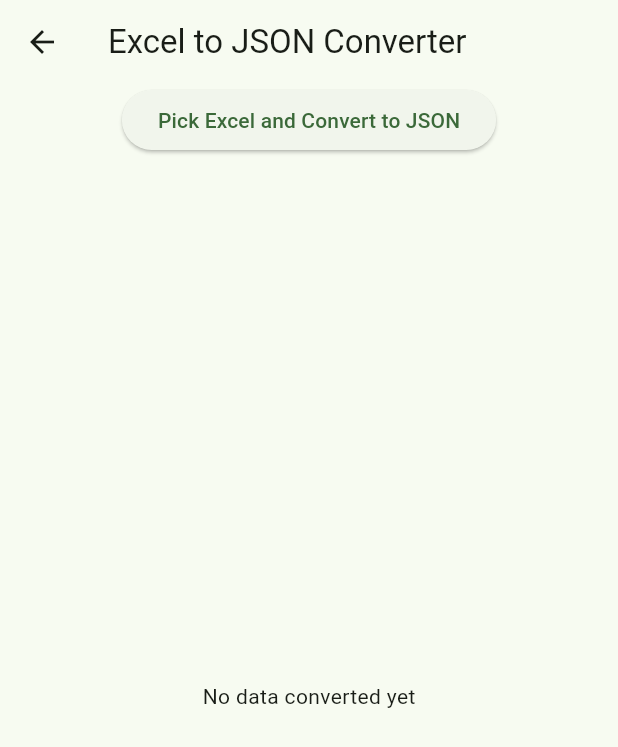
After one commit to hinasahammed/item_track, a Flutter app: the UploadExcel screen opened directly, after a tap on "Pick Excel and Convert to JSON", on a phone screen of 412 x 824 dp. The commit adds this screen. Shown: the top 747 px of the screen. Run offline on Flutter 3.47's test engine with Material 3 defaults, Android fonts, the phone set to English and light mode, and no system bars; our stand-ins replace curved_labeled_navigation_bar, file_picker, gap, hive, hive_flutter; missing offline and left inert: barcode_scan2, excel; accounts and stored records are empty.

Commit message:
added excel to json converter

```diff
--- /dev/null
+++ b/lib/view/uploadExcel/upload_excel.dart
@@ -0,0 +1,125 @@
+import 'dart:developer';
+import 'dart:io';
+import 'package:flutter/material.dart';
+import 'package:excel/excel.dart';
+import 'package:path_provider/path_provider.dart';
+import 'package:file_picker/file_picker.dart';
+import 'dart:convert';
+
+class UploadExcel extends StatefulWidget {
+  const UploadExcel({super.key});
+
+  @override
+  State<UploadExcel> createState() => _UploadExcelState();
+}
+
+class _UploadExcelState extends State<UploadExcel> {
+  List<Map<String, dynamic>> _jsonData = [];
+
+  Future<void> convertExcelToJson() async {
+    // Use FilePicker to select an Excel file
+    FilePickerResult? result = await FilePicker.platform.pickFiles(
+      type: FileType.custom,
+      allowedExtensions: ['xlsx'],
+    );
+
+    if (result != null) {
+      var file = File(result.files.single.path!);
+
+      var bytes = file.readAsBytesSync();
+      var excel = Excel.decodeBytes(bytes);
+
+      List<Map<String, dynamic>> jsonDataList = [];
+
+      var sheet = excel.tables.keys.first;
+      var rows = excel.tables[sheet]!.rows;
+
+      var headers =
+          rows[0].map((cell) => cell?.value.toString() ?? '').toList();
+
+      for (var i = 1; i < rows.length; i++) {
+        Map<String, dynamic> rowData = {};
+        bool hasNonNullData = false;
+
+        for (var j = 0; j < headers.length; j++) {
+          var cellValue = rows[i][j]?.value;
+
+          // Skip null or empty values
+          if (cellValue != null && cellValue.toString().trim().isNotEmpty) {
+            rowData[headers[j]] = _convertToEncodableValue(cellValue);
+            hasNonNullData = true;
+          }
+        }
+
+        // Only add row if it has non-null data
+        if (hasNonNullData) {
+          jsonDataList.add(rowData);
+        }
+      }
+
+      await saveJsonToFile(jsonDataList);
+
+      setState(() {
+        _jsonData = jsonDataList;
+      });
+    } else {
+      print('File picking cancelled.');
+    }
+  }
+
+  dynamic _convertToEncodableValue(dynamic value) {
+    if (value == null) return null;
+
+    if (value is int || value is double || value is String || value is bool) {
+      return value;
+    }
+
+    return value.toString();
+  }
+
+  Future<void> saveJsonToFile(List<Map<String, dynamic>> jsonData) async {
+    try {
+      final directory = await getApplicationDocumentsDirectory();
+      final file = File('${directory.path}/converted_data.json');
+
+      await file.writeAsString(jsonEncode(jsonData));
+      print('JSON file saved: ${file.path}');
+    } catch (e) {
+      print('Error saving JSON file: $e');
+    }
+  }
+
+  @override
+  Widget build(BuildContext context) {
+    return Scaffold(
+      appBar: AppBar(
+        title: const Text('Excel to JSON Converter'),
+      ),
+      body: Column(
+        children: [
+          ElevatedButton(
+            onPressed: convertExcelToJson,
+            child: const Text('Pick Excel and Convert to JSON'),
+          ),
+          Expanded(
+            child: _jsonData.isNotEmpty
+                ? ListView.builder(
+                    itemCount: _jsonData.length,
+                    padding: const EdgeInsets.all(16),
+                    itemBuilder: (context, index) {
+                      log(jsonEncode(_jsonData[index]));
+                      return Card(
+                        child: ListTile(
+                          title: Text('Row ${index + 1}'),
+                          subtitle: Text(jsonEncode(_jsonData[index])),
+                        ),
+                      );
+                    },
+                  )
+                : const Center(child: Text('No data converted yet')),
+          ),
+        ],
+      ),
+    );
+  }
+}
--- a/pubspec.yaml
+++ b/pubspec.yaml
@@ -45,6 +45,8 @@ dependencies:
   path_provider: ^2.1.5
   excel: ^4.0.6
   hive_generator: ^2.0.1
+  file_picker: ^8.1.4
+  json_annotation: ^4.9.0
 
 dev_dependencies:
   flutter_test:
@@ -57,6 +59,7 @@ dev_dependencies:
   # rules and activating additional ones.
   flutter_lints: ^4.0.0
   build_runner: ^2.4.13
+  json_serializable: ^6.9.0
 
 # For information on the generic Dart part of this file, see the
 # following page: https://dart.dev/tools/pub/pubspec
@@ -72,6 +75,7 @@ flutter:
   # To add assets to your application, add an assets section, like this:
   assets:
     - assets/images/
+    - assets/files/
 
   # An image asset can refer to one or more resolution-specific "variants", see
   # https://flutter.dev/to/resolution-aware-images
```
Also changed, not shown: lib/model/product_model/product_model.dart (added, +29 -0 lines), lib/view/home/home_view.dart (+14 -0 lines), lib/model/product_model/product_model.g.dart (added), pubspec.lock, 1 other file.
